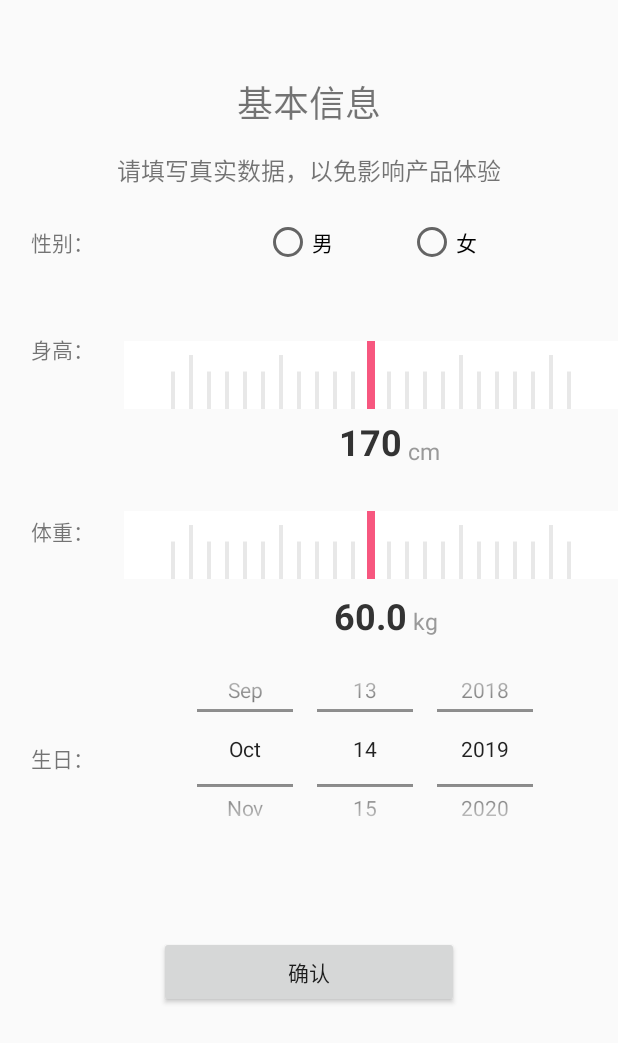
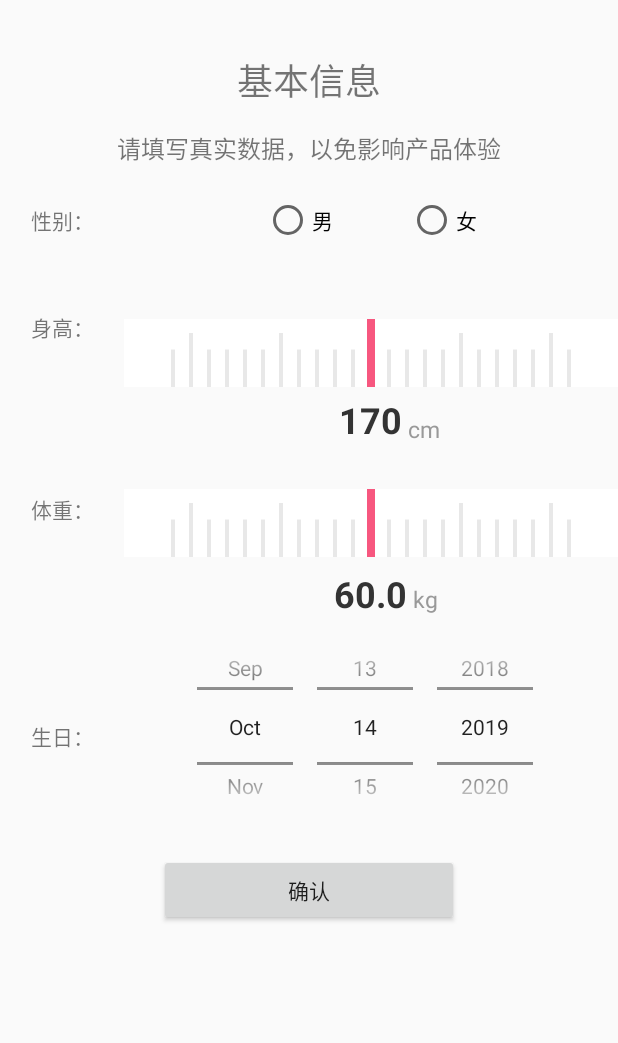
Before and after one commit to dapp0000/hbapp, an Android app: the LoginActivity screen opened directly, with no data from a screen before it, after a tap on "登录", on a phone screen of 412 x 824 dp. Shown: the top 1043 px of the screen. Run offline under Robolectric (Android 15) with nearby library versions, the phone set to English and light mode, and no system bars; our stand-ins replace ButterKnife; libraries missing offline, so code that uses them is left out: com.blankj.utilcode; 8 statements that could not run were skipped; 1 other tap on this screen came first.

```diff
--- a/app/src/main/res/layout/activity_additional.xml
+++ b/app/src/main/res/layout/activity_additional.xml
@@ -1,5 +1,5 @@
 <?xml version="1.0" encoding="utf-8"?>
-<LinearLayout xmlns:android="http://schemas.android.com/apk/res/android"
+<androidx.constraintlayout.widget.ConstraintLayout xmlns:android="http://schemas.android.com/apk/res/android"
     xmlns:app="http://schemas.android.com/apk/res-auto"
     xmlns:tools="http://schemas.android.com/tools"
     android:layout_width="match_parent"
@@ -7,17 +7,23 @@
     android:orientation="vertical"
     tools:context=".login.AdditionalActivity">
 
+    <LinearLayout
+        android:id="@+id/layout_welcome"
+        android:layout_width="match_parent"
+        android:layout_height="wrap_content"
+        android:orientation="vertical"
+        android:layout_marginTop="35dp"
+        app:layout_constraintTop_toTopOf="parent"
+        app:layout_constraintLeft_toLeftOf="parent"
+        app:layout_constraintRight_toRightOf="parent" >
 
         <TextView
             android:id="@+id/welcome_1"
             android:layout_width="match_parent"
             android:layout_height="wrap_content"
-        android:layout_marginTop="50dp"
             android:gravity="center"
             android:text="@string/login_welcome_1"
-        android:textSize="24sp"
-        app:layout_constraintLeft_toLeftOf="parent"
-        app:layout_constraintRight_toRightOf="parent" />
+            android:textSize="24sp"/>
 
         <TextView
             android:id="@+id/welcome_2"
@@ -28,10 +34,16 @@
             android:text="@string/login_welcome_2"
             android:textSize="16sp" />
 
+    </LinearLayout>
+
     <LinearLayout
+        android:id="@+id/layout_content"
         android:layout_width="match_parent"
         android:layout_height="wrap_content"
-        android:orientation="horizontal">
+        android:orientation="horizontal"
+        app:layout_constraintLeft_toLeftOf="parent"
+        app:layout_constraintRight_toRightOf="parent"
+        app:layout_constraintTop_toBottomOf="@+id/layout_welcome">
 
         <LinearLayout
             android:layout_width="match_parent"
@@ -226,12 +238,12 @@
         android:layout_width="200dp"
         android:layout_height="wrap_content"
         android:layout_gravity="center"
-        android:layout_marginTop="50dp"
+        android:layout_marginTop="10dp"
         android:onClick="confirmInfo"
         android:text="确认"
         app:layout_constraintLeft_toLeftOf="parent"
         app:layout_constraintRight_toRightOf="parent"
-        app:layout_constraintTop_toBottomOf="@+id/welcome_2" />
+        app:layout_constraintTop_toBottomOf="@+id/layout_content" />
 
 
-</LinearLayout>
+</androidx.constraintlayout.widget.ConstraintLayout>
--- a/app/src/main/res/layout/activity_main.xml
+++ b/app/src/main/res/layout/activity_main.xml
@@ -24,6 +24,8 @@
         app:layout_constraintBottom_toBottomOf="parent"
         app:layout_constraintLeft_toLeftOf="parent"
         app:layout_constraintRight_toRightOf="parent"
-        app:menu="@menu/bottom_nav_menu" />
+        app:menu="@menu/bottom_nav_menu"
+        app:labelVisibilityMode="labeled"
+        app:itemTextColor="@color/black"/>
 
 </androidx.constraintlayout.widget.ConstraintLayout>
--- a/app/src/main/res/values/colors.xml
+++ b/app/src/main/res/values/colors.xml
@@ -5,5 +5,6 @@
     <color name="colorAccent">#D81B60</color>
     <color name="white">#FFFFFF</color>
     <color name="gray">#AEA1A1</color>
+    <color name="black">#000000</color>
     <color name="lable_blue">#3DB0FD</color>
 </resources>
--- a/build.gradle
+++ b/build.gradle
@@ -12,8 +12,8 @@ buildscript {
 
         classpath 'com.jakewharton:butterknife-gradle-plugin:10.0.0'
         classpath 'org.greenrobot:greendao-gradle-plugin:3.2.2'
-//        classpath 'com.android.tools.build:gradle:3.4.1'
-        classpath 'com.android.tools.build:gradle:3.3.0-alpha07'
+        classpath 'com.android.tools.build:gradle:3.4.1'
+        //classpath 'com.android.tools.build:gradle:3.3.0-alpha07'
 
         // NOTE: Do not place your application dependencies here; they belong
         // in the individual module build.gradle files
```
Also changed, not shown: app/src/main/java/com/uart/hbapp/MainActivity.java (+1 -11 lines), app/src/main/java/com/uart/hbapp/login/LoginActivity.java (+17 -0 lines), app/src/main/java/com/uart/hbapp/login/LoginUserPwdActivity.java (+24 -4 lines), app/src/main/java/com/uart/hbapp/login/RegistActivity.java (+42 -16 lines), app/src/main/java/com/uart/hbapp/search/ScanActivity.java (+6 -5 lines), app/src/main/java/com/uart/hbapp/utils/ToastUtils.java (deleted, +0 -100 lines), app/src/main/res/layout/activity_regist.xml (+10 -0 lines), gradle/wrapper/gradle-wrapper.properties. Lines whose indentation alone changed are shown as unchanged.
